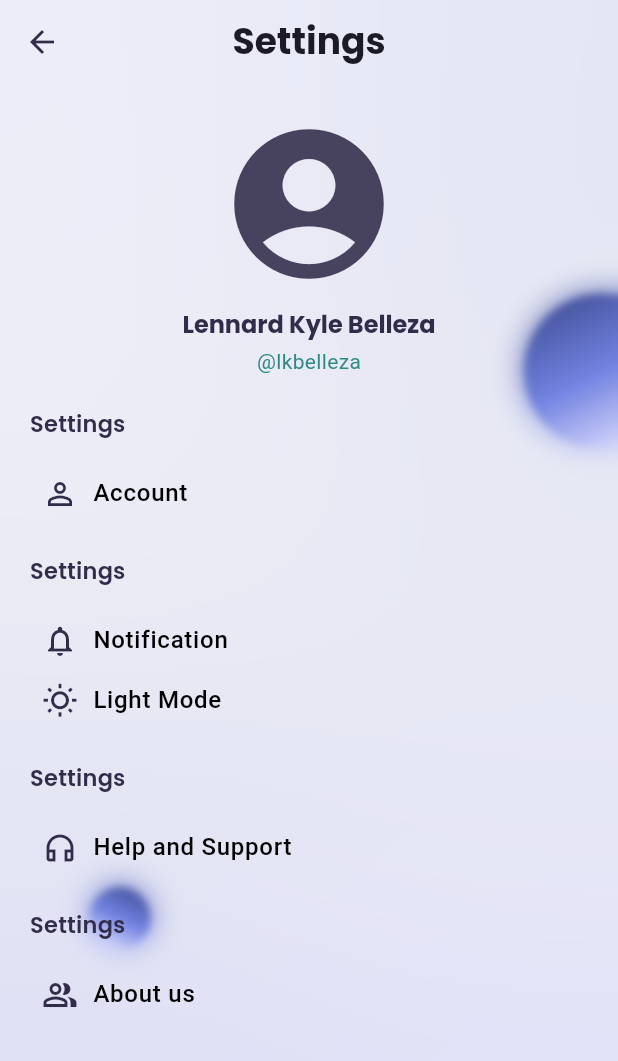
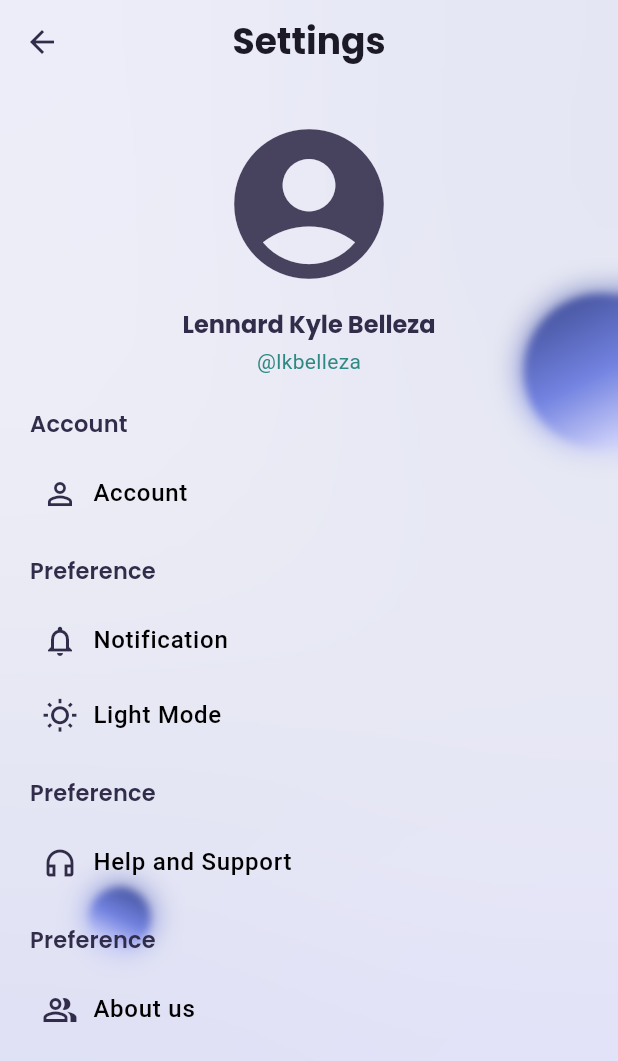
Before and after one commit to Jeyep18/beadle-s-app, a Flutter app: the SettingsPage screen opened by its route, on a phone screen of 412 x 824 dp. Shown: the top 1061 px of the screen. Run offline on Flutter 3.47's test engine with Material 3 defaults, Android fonts, the phone set to English and light mode, and no system bars; our stand-ins replace flutter_animate, flutter_slidable, flutter_switch, google_fonts, loading_animation_widget; missing offline and left inert: flutter_glow.

Commit message:
fixed settings ui and highlight color when on tap

```diff
--- a/lib/settings_page.dart
+++ b/lib/settings_page.dart
@@ -98,7 +98,7 @@ class _SettingsPageState extends State<SettingsPage> {
                     crossAxisAlignment: CrossAxisAlignment.start,
                     children: [
                       Text(
-                        'Settings',
+                        'Account',
                         style: Theme.of(
                           context,
                         ).textTheme.titleMedium?.copyWith(
@@ -106,7 +106,9 @@ class _SettingsPageState extends State<SettingsPage> {
                           fontWeight: FontWeight.w600,
                         ),
                       ),
+
                       const SizedBox(height: 15),
+
                       Material(
                         color: Colors.transparent,
                         child: InkWell(
@@ -116,10 +118,10 @@ class _SettingsPageState extends State<SettingsPage> {
                           borderRadius: BorderRadius.circular(8),
                           splashColor: Theme.of(
                             context,
-                          ).colorScheme.primary.withAlpha(225),
+                          ).colorScheme.primary.withAlpha(60),
                           highlightColor: Theme.of(
                             context,
-                          ).colorScheme.primary.withAlpha(225),
+                          ).colorScheme.primary.withAlpha(35),
                           child: Padding(
                             padding: const EdgeInsets.all(8.0),
                             child: Row(
@@ -155,7 +157,7 @@ class _SettingsPageState extends State<SettingsPage> {
                     crossAxisAlignment: CrossAxisAlignment.start,
                     children: [
                       Text(
-                        'Settings',
+                        'Preference',
                         style: Theme.of(
                           context,
                         ).textTheme.titleMedium?.copyWith(
@@ -173,10 +175,10 @@ class _SettingsPageState extends State<SettingsPage> {
                           borderRadius: BorderRadius.circular(8),
                           splashColor: Theme.of(
                             context,
-                          ).colorScheme.primary.withAlpha(225),
+                          ).colorScheme.primary.withAlpha(60),
                           highlightColor: Theme.of(
                             context,
-                          ).colorScheme.primary.withAlpha(225),
+                          ).colorScheme.primary.withAlpha(35),
                           child: Padding(
                             padding: const EdgeInsets.all(8.0),
                             child: Row(
@@ -201,6 +203,8 @@ class _SettingsPageState extends State<SettingsPage> {
                         ),
                       ),
 
+                      const SizedBox(height: 10),
+
                       Material(
                         color: Colors.transparent,
                         child: InkWell(
@@ -210,10 +214,10 @@ class _SettingsPageState extends State<SettingsPage> {
                           borderRadius: BorderRadius.circular(8),
                           splashColor: Theme.of(
                             context,
-                          ).colorScheme.primary.withAlpha(225),
+                          ).colorScheme.primary.withAlpha(60),
                           highlightColor: Theme.of(
                             context,
-                          ).colorScheme.primary.withAlpha(225),
+                          ).colorScheme.primary.withAlpha(35),
                           child: Padding(
                             padding: const EdgeInsets.all(8.0),
                             child: Row(
@@ -249,7 +253,7 @@ class _SettingsPageState extends State<SettingsPage> {
                     crossAxisAlignment: CrossAxisAlignment.start,
                     children: [
                       Text(
-                        'Settings',
+                        'Preference',
                         style: Theme.of(
                           context,
                         ).textTheme.titleMedium?.copyWith(
@@ -265,12 +269,12 @@ class _SettingsPageState extends State<SettingsPage> {
                             //nigger
                           },
                           borderRadius: BorderRadius.circular(8),
-                          splashColor:
-                              Theme.of(context).colorScheme.primary
-                                ..withAlpha(225),
+                          splashColor: Theme.of(
+                            context,
+                          ).colorScheme.primary.withAlpha(60),
                           highlightColor: Theme.of(
                             context,
-                          ).colorScheme.primary.withAlpha(225),
+                          ).colorScheme.primary.withAlpha(35),
                           child: Padding(
                             padding: const EdgeInsets.all(8.0),
                             child: Row(
@@ -306,7 +310,7 @@ class _SettingsPageState extends State<SettingsPage> {
                     crossAxisAlignment: CrossAxisAlignment.start,
                     children: [
                       Text(
-                        'Settings',
+                        'Preference',
                         style: Theme.of(
                           context,
                         ).textTheme.titleMedium?.copyWith(
@@ -324,10 +328,10 @@ class _SettingsPageState extends State<SettingsPage> {
                           borderRadius: BorderRadius.circular(8),
                           splashColor: Theme.of(
                             context,
-                          ).colorScheme.primary.withAlpha(0),
+                          ).colorScheme.primary.withAlpha(60),
                           highlightColor: Theme.of(
                             context,
-                          ).colorScheme.primary.withAlpha(0),
+                          ).colorScheme.primary.withAlpha(35),
                           child: Padding(
                             padding: const EdgeInsets.all(8.0),
                             child: Row(
```
